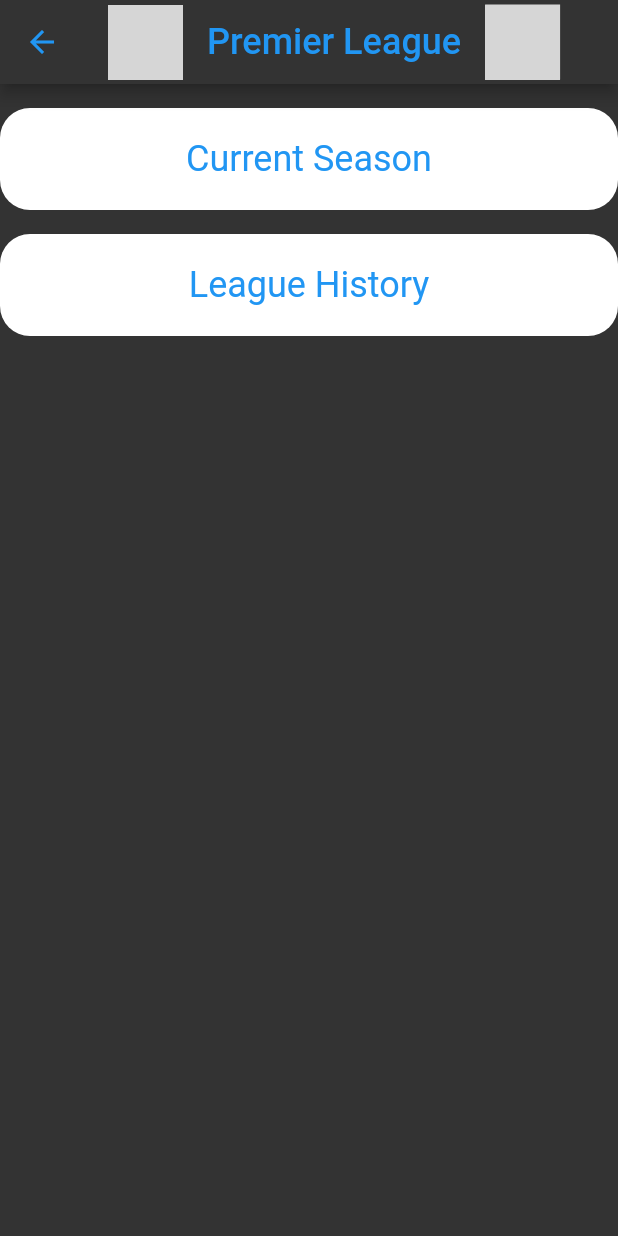
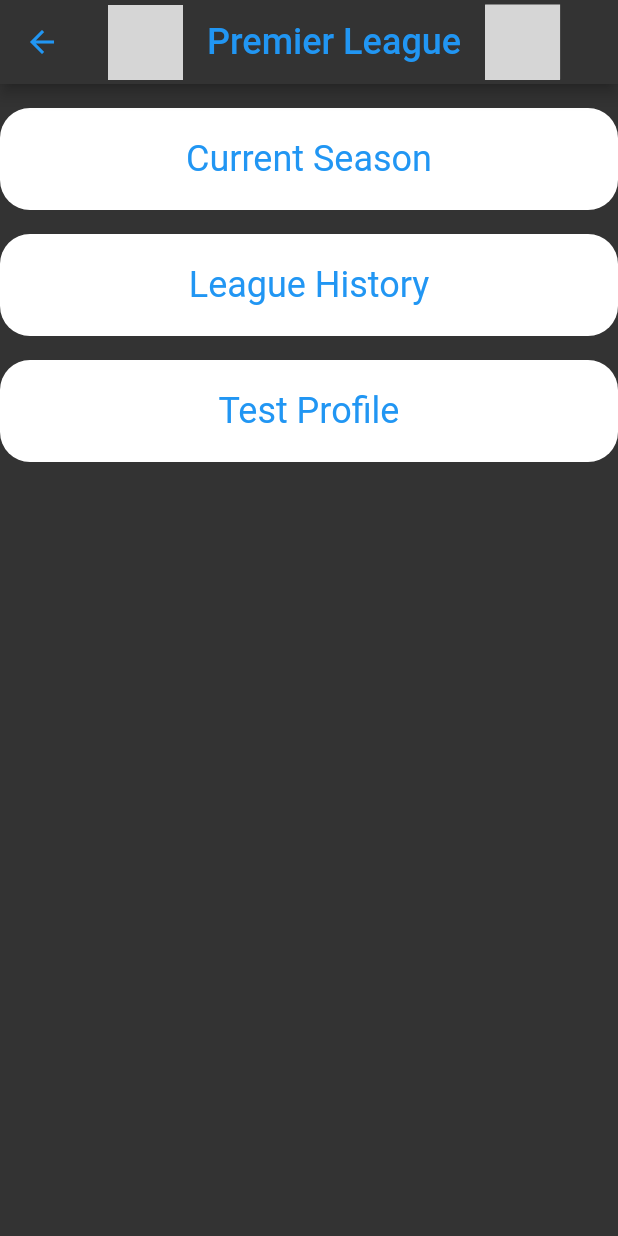
Before and after one commit to ilianor98/podosphere, a Flutter app: the screen it shows after launch, after a tap on "Premier League", on a phone screen of 412 x 824 dp. Run offline on Flutter 3.47's test engine with Material 2 defaults, Android fonts, the phone set to English and light mode, and no system bars; our stand-ins replace flutter_svg; network calls fail; grey boxes are pictures that could not be loaded.

Commit message:
added team profile

```diff
--- a/lib/league_options.dart
+++ b/lib/league_options.dart
@@ -1,6 +1,7 @@
 import 'package:flutter/material.dart';
 import 'package:podosphere/standings.dart';
 import 'package:flutter_svg/flutter_svg.dart';
+import 'package:podosphere/team_profile.dart';
 
 class LeagueOptions extends StatelessWidget {
   final int leagueId;
@@ -14,6 +15,7 @@
       required this.logo,
       required this.flag});
 
+  final int testId = 617;
   @override
   Widget build(BuildContext context) {
     return Scaffold(
@@ -106,6 +108,34 @@
               ),
             ),
           ),
+          SizedBox(height: 16.0),
+          Container(
+            width: double.infinity,
+            padding: EdgeInsets.all(20.0),
+            decoration: BoxDecoration(
+              color: Colors.white,
+              borderRadius: BorderRadius.circular(20.0),
+            ),
+            child: GestureDetector(
+              onTap: () {
+                Navigator.push(
+                  context,
+                  MaterialPageRoute(
+                    builder: (context) => TeamProfile(
+                      teamId: testId,
+                    ),
+                  ),
+                );
+              },
+              child: Center(
+                child: Text('Test Profile',
+                    style: TextStyle(
+                      color: Colors.blue,
+                      fontSize: 24,
+                    )),
+              ),
+            ),
+          ),
         ],
       ),
     );
```
Also changed, not shown: lib/team_profile.dart (added, +134 -0 lines).
